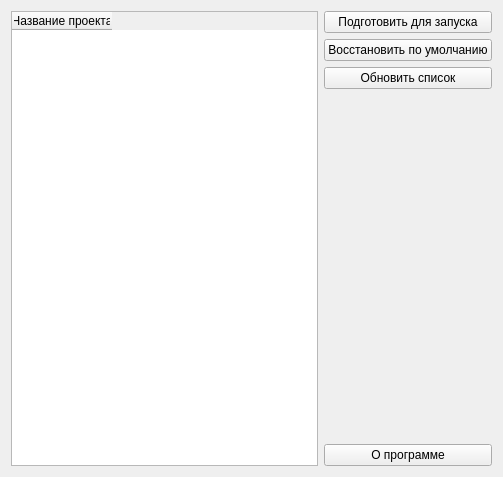
Old version of the form mainwidget.ui in the repository SUAICGLab/PlatMotionManager.
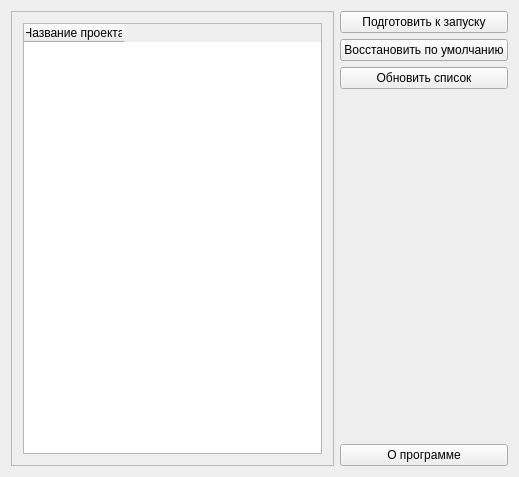
New version of the form.

What changed in the file:
```diff
--- a/mainwidget.ui
+++ b/mainwidget.ui
@@ -6,7 +6,7 @@
    <rect>
     <x>0</x>
     <y>0</y>
-    <width>503</width>
+    <width>519</width>
     <height>477</height>
    </rect>
   </property>
@@ -15,6 +15,21 @@
   </property>
   <layout class="QHBoxLayout" name="horizontalLayout">
    <item>
+    <widget class="QScrollArea" name="scrollArea">
+     <property name="widgetResizable">
+      <bool>true</bool>
+     </property>
+     <widget class="QWidget" name="scrollAreaWidgetContents">
+      <property name="geometry">
+       <rect>
+        <x>0</x>
+        <y>0</y>
+        <width>309</width>
+        <height>453</height>
+       </rect>
+      </property>
+      <layout class="QHBoxLayout" name="horizontalLayout_2">
+       <item>
     <widget class="QTableWidget" name="projectsTW">
      <column>
       <property name="text">
@@ -23,12 +38,16 @@
      </column>
     </widget>
    </item>
+      </layout>
+     </widget>
+    </widget>
+   </item>
    <item>
     <layout class="QVBoxLayout" name="verticalLayout">
      <item>
       <widget class="QPushButton" name="launchPB">
        <property name="text">
-        <string>Подготовить для запуска</string>
+        <string>Подготовить к запуску</string>
        </property>
       </widget>
      </item>
```
Lines whose indentation alone changed are shown as unchanged.
